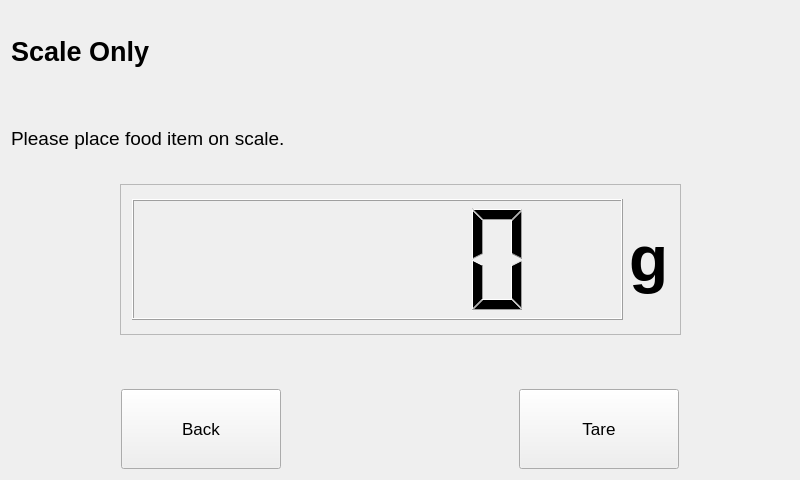
Before: the Qt Designer form v3/qt/scaleOnly/scaleonly.ui in twschung/IoT-Smart-Scale, drawn with Qt 5.
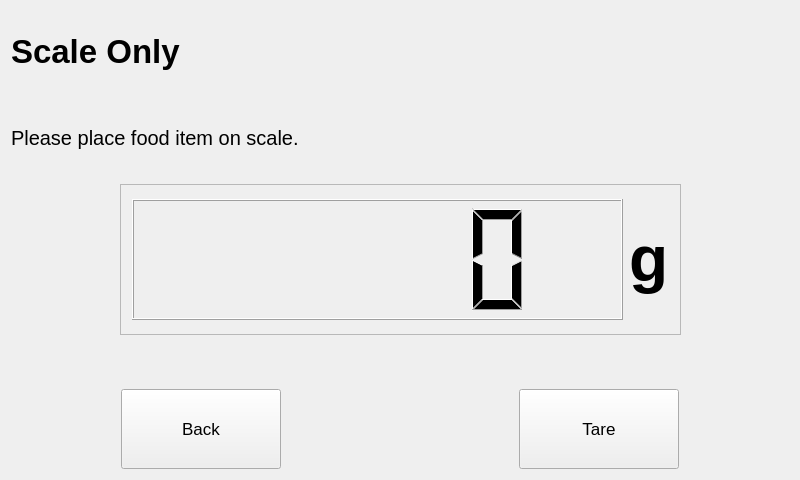
After: the same form once the commit is applied.

What changed in the file:
```diff
--- a/v3/qt/scaleOnly/scaleonly.ui
+++ b/v3/qt/scaleOnly/scaleonly.ui
@@ -20,8 +20,7 @@
       <widget class="QLabel" name="lbl_title">
        <property name="font">
         <font>
-         <family>Arial</family>
-         <pointsize>20</pointsize>
+         <pointsize>25</pointsize>
          <weight>75</weight>
          <bold>true</bold>
         </font>
@@ -35,8 +34,7 @@
       <widget class="QLabel" name="lbl_instruction">
        <property name="font">
         <font>
-         <family>Arial</family>
-         <pointsize>14</pointsize>
+         <pointsize>15</pointsize>
         </font>
        </property>
        <property name="text">
```
Left out of the diff: 2 changed lines with no effect on the pictures.
